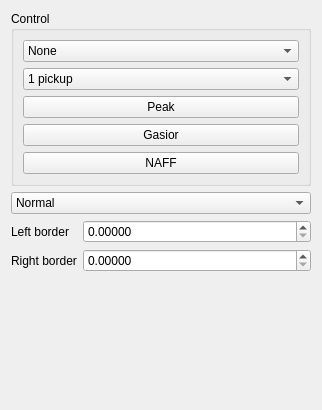
Qt form ControlWidget.ui (Snake9889/FreqMeasure) before a commit.
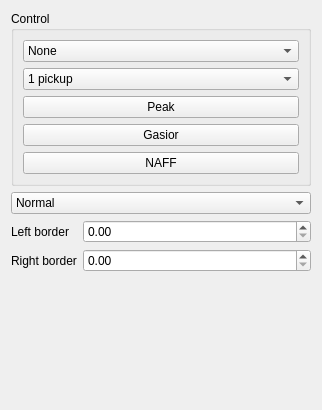
The same form after that commit.

Commit message: Maksim said: "V prodakshen!"

Patch:
```diff
--- a/ControlWidget.ui
+++ b/ControlWidget.ui
@@ -134,7 +134,7 @@
      <item row="0" column="1">
       <widget class="QDoubleSpinBox" name="lboardSBox">
        <property name="decimals">
-        <number>5</number>
+        <number>2</number>
        </property>
        <property name="maximum">
         <double>1.000000000000000</double>
@@ -154,7 +154,7 @@
      <item row="1" column="1">
       <widget class="QDoubleSpinBox" name="rboardSBox">
        <property name="decimals">
-        <number>5</number>
+        <number>2</number>
        </property>
        <property name="maximum">
         <double>1.000000000000000</double>
```
Left out of the diff: 16 changed lines with no effect on the pictures. The commit also changes 2 other files.
